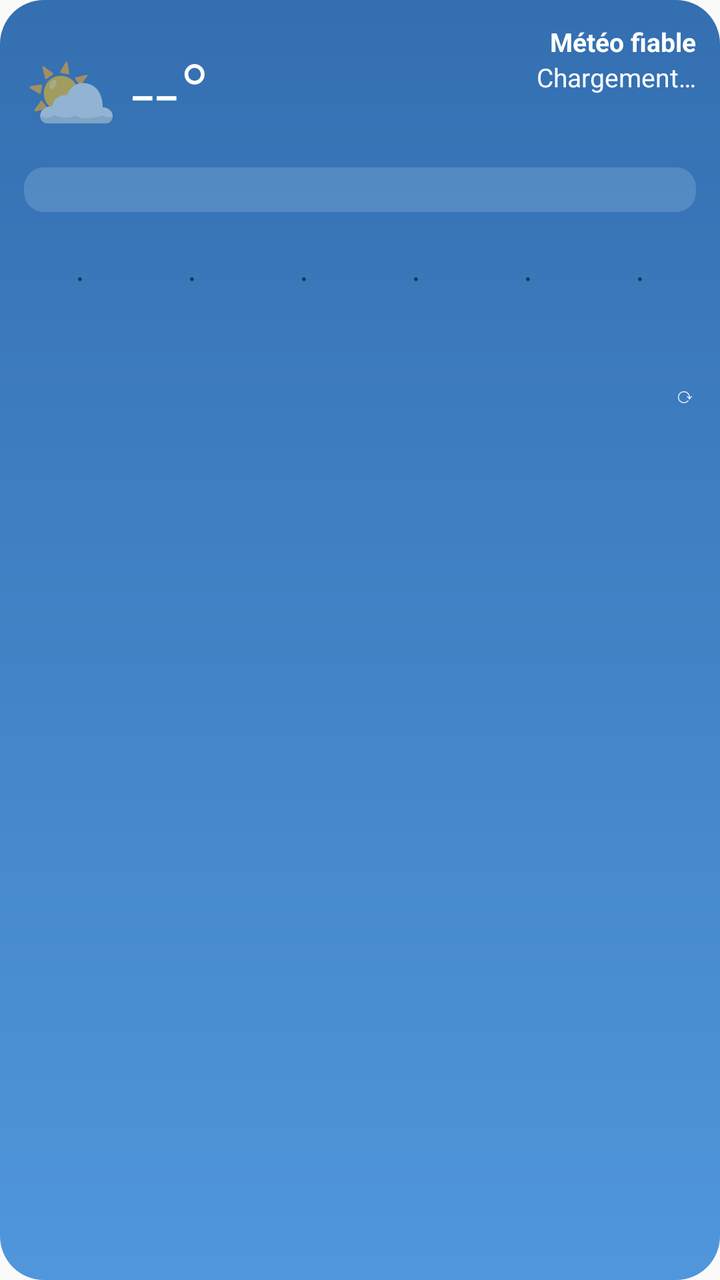
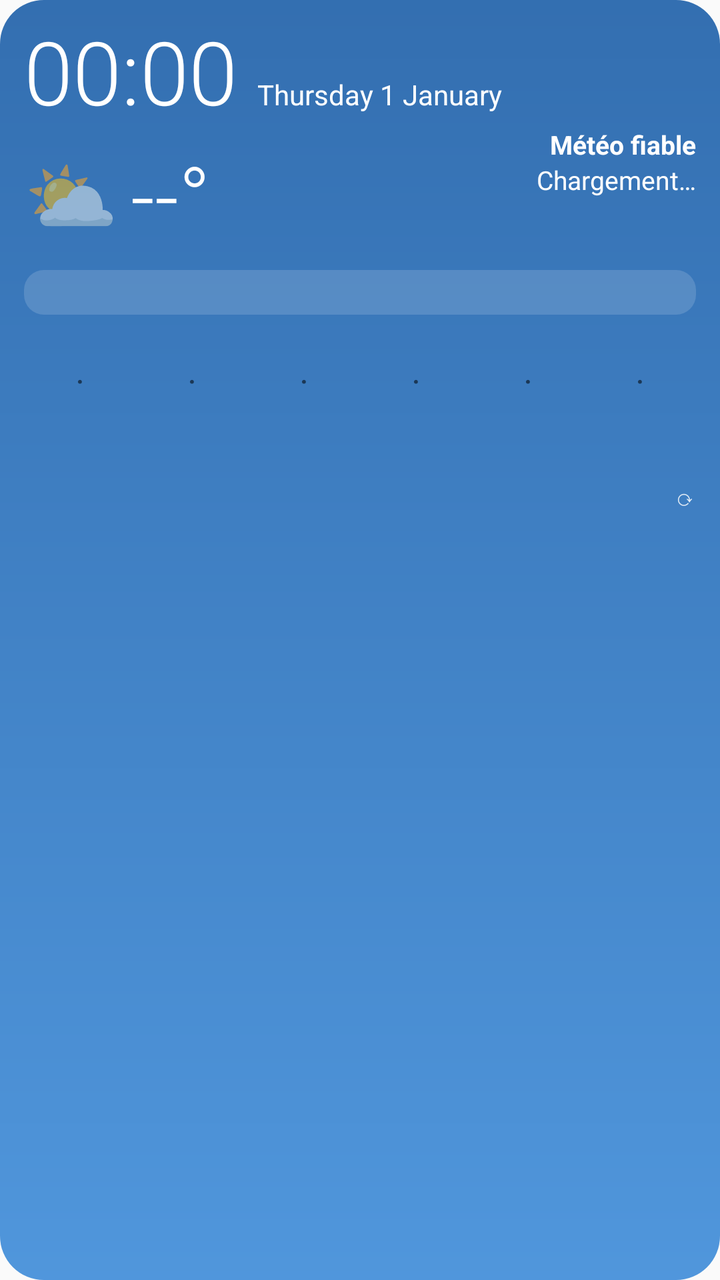

Screens rendered from an Android XML layout before and after an edit, with the pre-edit source and the edit as a unified diff.
<!-- AndroidManifest.xml: application theme android:Theme.Material.Light.NoActionBar -->
<!-- res/layout/widget_meteo.xml -->
<?xml version="1.0" encoding="utf-8"?>
<LinearLayout xmlns:android="http://schemas.android.com/apk/res/android"
    android:id="@+id/root"
    android:layout_width="match_parent"
    android:layout_height="match_parent"
    android:background="@drawable/widget_bg"
    android:orientation="vertical"
    android:padding="12dp">

    <LinearLayout
        android:layout_width="match_parent"
        android:layout_height="wrap_content"
        android:gravity="center_vertical"
        android:orientation="horizontal">

        <TextView
            android:id="@+id/icon"
            android:layout_width="wrap_content"
            android:layout_height="wrap_content"
            android:textSize="38sp"
            android:text="⛅" />

        <TextView
            android:id="@+id/temp"
            android:layout_width="wrap_content"
            android:layout_height="wrap_content"
            android:layout_marginStart="6dp"
            android:fontFamily="sans-serif-light"
            android:textColor="#FFFFFF"
            android:textSize="42sp"
            android:text="--°" />

        <LinearLayout
            android:layout_width="0dp"
            android:layout_height="wrap_content"
            android:layout_weight="1"
            android:gravity="end"
            android:orientation="vertical">
            <TextView android:id="@+id/place" style="@style/WText" android:textStyle="bold" android:text="Météo fiable" />
            <TextView android:id="@+id/cond" style="@style/WText" android:text="Chargement…" />
            <TextView android:id="@+id/minmax" style="@style/WSmall" android:text="" />
            <TextView android:id="@+id/wind" style="@style/WText" android:textStyle="bold" android:text="" />
        </LinearLayout>
    </LinearLayout>

    <TextView
        android:id="@+id/alert"
        android:layout_width="match_parent"
        android:layout_height="wrap_content"
        android:layout_marginTop="4dp"
        android:background="@drawable/alert_bg"
        android:paddingStart="8dp"
        android:paddingTop="3dp"
        android:paddingEnd="8dp"
        android:paddingBottom="3dp"
        android:textColor="#FFFFFF"
        android:textSize="12sp"
        android:textStyle="bold"
        android:maxLines="1"
        android:ellipsize="end"
        android:visibility="gone"
        android:text="" />

    <TextView
        android:id="@+id/rain"
        android:layout_width="match_parent"
        android:layout_height="wrap_content"
        android:layout_marginTop="4dp"
        android:background="@drawable/chip_bg"
        android:paddingStart="8dp"
        android:paddingTop="3dp"
        android:paddingEnd="8dp"
        android:paddingBottom="3dp"
        android:textColor="#FFFFFF"
        android:textSize="12sp"
        android:maxLines="1"
        android:ellipsize="end"
        android:text="" />

    <LinearLayout
        android:id="@+id/hours"
        android:layout_width="match_parent"
        android:layout_height="wrap_content"
        android:layout_marginTop="6dp"
        android:orientation="horizontal">
        <LinearLayout
            android:layout_width="0dp"
            android:layout_height="wrap_content"
            android:layout_weight="1"
            android:gravity="center_horizontal"
            android:orientation="vertical">
            <TextView android:id="@+id/h0_t" style="@style/WSmall" android:text="" />
            <TextView android:id="@+id/h0_icon" android:layout_width="wrap_content" android:layout_height="wrap_content" android:textSize="18sp" android:text="·" />
            <TextView android:id="@+id/h0_temp" style="@style/WBold" android:text="" />
            <TextView android:id="@+id/h0_wind" style="@style/WWind" android:text="" />
        </LinearLayout>
        <LinearLayout
            android:layout_width="0dp"
            android:layout_height="wrap_content"
            android:layout_weight="1"
            android:gravity="center_horizontal"
            android:orientation="vertical">
            <TextView android:id="@+id/h1_t" style="@style/WSmall" android:text="" />
            <TextView android:id="@+id/h1_icon" android:layout_width="wrap_content" android:layout_height="wrap_content" android:textSize="18sp" android:text="·" />
            <TextView android:id="@+id/h1_temp" style="@style/WBold" android:text="" />
            <TextView android:id="@+id/h1_wind" style="@style/WWind" android:text="" />
        </LinearLayout>
        <LinearLayout
            android:layout_width="0dp"
            android:layout_height="wrap_content"
            android:layout_weight="1"
            android:gravity="center_horizontal"
            android:orientation="vertical">
            <TextView android:id="@+id/h2_t" style="@style/WSmall" android:text="" />
            <TextView android:id="@+id/h2_icon" android:layout_width="wrap_content" android:layout_height="wrap_content" android:textSize="18sp" android:text="·" />
            <TextView android:id="@+id/h2_temp" style="@style/WBold" android:text="" />
            <TextView android:id="@+id/h2_wind" style="@style/WWind" android:text="" />
        </LinearLayout>
        <LinearLayout
            android:layout_width="0dp"
            android:layout_height="wrap_content"
            android:layout_weight="1"
            android:gravity="center_horizontal"
            android:orientation="vertical">
            <TextView android:id="@+id/h3_t" style="@style/WSmall" android:text="" />
            <TextView android:id="@+id/h3_icon" android:layout_width="wrap_content" android:layout_height="wrap_content" android:textSize="18sp" android:text="·" />
            <TextView android:id="@+id/h3_temp" style="@style/WBold" android:text="" />
            <TextView android:id="@+id/h3_wind" style="@style/WWind" android:text="" />
        </LinearLayout>
        <LinearLayout
            android:layout_width="0dp"
            android:layout_height="wrap_content"
            android:layout_weight="1"
            android:gravity="center_horizontal"
            android:orientation="vertical">
            <TextView android:id="@+id/h4_t" style="@style/WSmall" android:text="" />
            <TextView android:id="@+id/h4_icon" android:layout_width="wrap_content" android:layout_height="wrap_content" android:textSize="18sp" android:text="·" />
            <TextView android:id="@+id/h4_temp" style="@style/WBold" android:text="" />
            <TextView android:id="@+id/h4_wind" style="@style/WWind" android:text="" />
        </LinearLayout>
        <LinearLayout
            android:layout_width="0dp"
            android:layout_height="wrap_content"
            android:layout_weight="1"
            android:gravity="center_horizontal"
            android:orientation="vertical">
            <TextView android:id="@+id/h5_t" style="@style/WSmall" android:text="" />
            <TextView android:id="@+id/h5_icon" android:layout_width="wrap_content" android:layout_height="wrap_content" android:textSize="18sp" android:text="·" />
            <TextView android:id="@+id/h5_temp" style="@style/WBold" android:text="" />
            <TextView android:id="@+id/h5_wind" style="@style/WWind" android:text="" />
        </LinearLayout>
    </LinearLayout>

    <LinearLayout
        android:layout_width="match_parent"
        android:layout_height="wrap_content"
        android:layout_marginTop="4dp"
        android:orientation="horizontal">
        <TextView
            android:id="@+id/footer"
            style="@style/WSmall"
            android:layout_width="0dp"
            android:layout_weight="1"
            android:ellipsize="end"
            android:text="" />
        <TextView
            android:id="@+id/refresh"
            style="@style/WSmall"
            android:paddingStart="10dp"
            android:text="⟳" />
    </LinearLayout>
</LinearLayout>
<!-- resources referenced by this layout -->
<resources>
  <!-- drawable alert_bg (drawable) -->
  <?xml version="1.0" encoding="utf-8"?>
  <shape xmlns:android="http://schemas.android.com/apk/res/android" android:shape="rectangle">
      <solid android:color="#CCE8590C" />
      <corners android:radius="10dp" />
  </shape>
  <!-- drawable chip_bg (drawable) -->
  <?xml version="1.0" encoding="utf-8"?>
  <shape xmlns:android="http://schemas.android.com/apk/res/android" android:shape="rectangle">
      <solid android:color="#26FFFFFF" />
      <corners android:radius="10dp" />
  </shape>
  <!-- drawable widget_bg (drawable) -->
  <?xml version="1.0" encoding="utf-8"?>
  <shape xmlns:android="http://schemas.android.com/apk/res/android" android:shape="rectangle">
      <gradient android:angle="300" android:startColor="#E61D5FA8" android:endColor="#E63D8BD8" />
      <corners android:radius="22dp" />
  </shape>
  <style name="WBold" parent="WText">
          <item name="android:textStyle">bold</item>
      </style>
  <style name="WSmall" parent="WText">
          <item name="android:textColor">#D9FFFFFF</item>
          <item name="android:textSize">11sp</item>
      </style>
  <style name="WText">
          <item name="android:layout_width">wrap_content</item>
          <item name="android:layout_height">wrap_content</item>
          <item name="android:textColor">#FFFFFF</item>
          <item name="android:textSize">13sp</item>
          <item name="android:maxLines">1</item>
      </style>
  <style name="WWind" parent="WText">
          <item name="android:textColor">#111111</item>
          <item name="android:textSize">11sp</item>
          <item name="android:paddingStart">5dp</item>
          <item name="android:paddingEnd">5dp</item>
          <item name="android:layout_marginTop">2dp</item>
      </style>
</resources>

<!-- the commit's change to res/layout/widget_meteo.xml (unified diff, before → after) -->
@@ -1,11 +1,55 @@
 <?xml version="1.0" encoding="utf-8"?>
-<LinearLayout xmlns:android="http://schemas.android.com/apk/res/android"
+<FrameLayout xmlns:android="http://schemas.android.com/apk/res/android"
     android:id="@+id/root"
     android:layout_width="match_parent"
+    android:layout_height="match_parent">
+
+    
+    <ImageView
+        android:id="@+id/bg"
+        android:layout_width="match_parent"
+        android:layout_height="match_parent"
+        android:contentDescription="@null"
+        android:scaleType="fitXY"
+        android:src="@drawable/widget_bg" />
+
+<LinearLayout
+    android:id="@+id/content"
+    android:layout_width="match_parent"
     android:layout_height="match_parent"
-    android:background="@drawable/widget_bg"
     android:orientation="vertical"
     android:padding="12dp">
+
+    <LinearLayout
+        android:id="@+id/clock_row"
+        android:layout_width="match_parent"
+        android:layout_height="wrap_content"
+        android:gravity="bottom"
+        android:orientation="horizontal">
+        <TextClock
+            android:id="@+id/clock"
+            android:layout_width="wrap_content"
+            android:layout_height="wrap_content"
+            android:fontFamily="sans-serif-light"
+            android:format12Hour="HH:mm"
+            android:format24Hour="HH:mm"
+            android:includeFontPadding="false"
+            android:textColor="#FFFFFF"
+            android:textSize="44sp" />
+        <TextClock
+            android:id="@+id/date"
+            style="@style/WText"
+            android:layout_width="0dp"
+            android:layout_weight="1"
+            android:layout_marginStart="10dp"
+            android:paddingBottom="5dp"
+            android:ellipsize="end"
+            android:format12Hour="EEEE d MMMM"
+            android:format24Hour="EEEE d MMMM"
+            android:textSize="14sp" />
+    </LinearLayout>
+
+
 
     <LinearLayout
         android:layout_width="match_parent"
@@ -36,6 +80,7 @@
             android:layout_weight="1"
             android:gravity="end"
             android:orientation="vertical">
+            <TextClock android:id="@+id/clock_small" style="@style/WText" android:textStyle="bold" android:textSize="15sp" android:format12Hour="HH:mm" android:format24Hour="HH:mm" android:visibility="gone" />
             <TextView android:id="@+id/place" style="@style/WText" android:textStyle="bold" android:text="Météo fiable" />
             <TextView android:id="@+id/cond" style="@style/WText" android:text="Chargement…" />
             <TextView android:id="@+id/minmax" style="@style/WSmall" android:text="" />
@@ -170,3 +215,4 @@
             android:text="⟳" />
     </LinearLayout>
 </LinearLayout>
+</FrameLayout>
